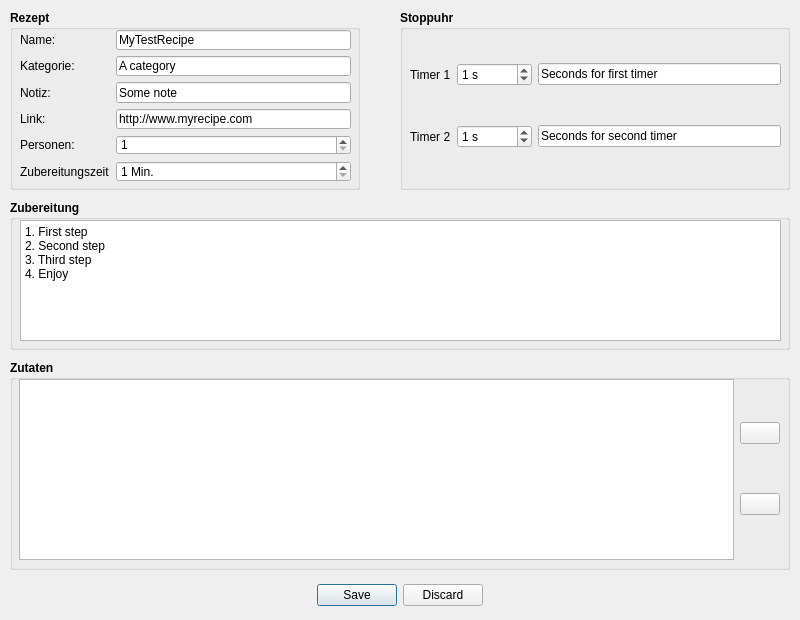
Old version of the form src/Dialog/EditRecipe/editrecipedialog.ui in the repository Kampi/Food-Database.
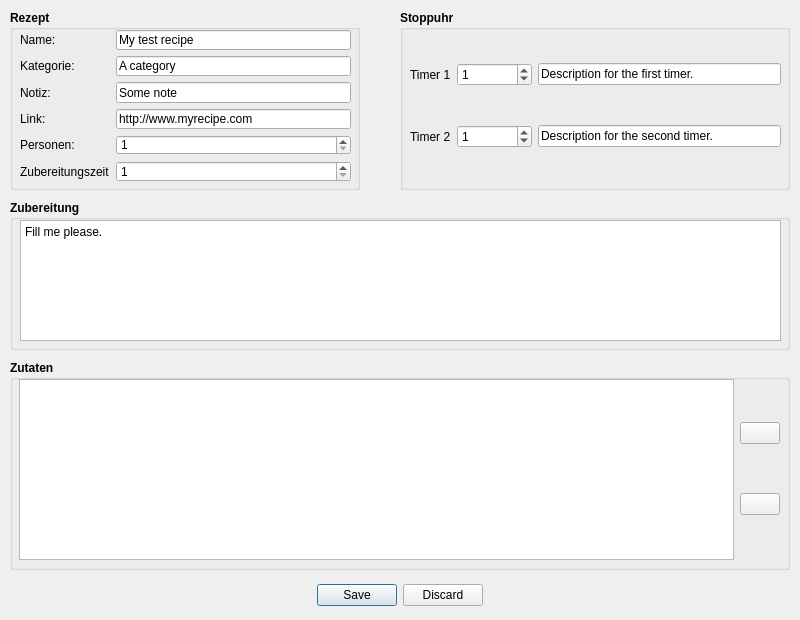
New version of the form. Icons and pictures are not drawn.

```diff
--- a/src/Dialog/EditRecipe/editrecipedialog.ui
+++ b/src/Dialog/EditRecipe/editrecipedialog.ui
@@ -70,7 +70,7 @@
         <string>Name des Rezeptes.</string>
        </property>
        <property name="text">
-        <string>MyTestRecipe</string>
+        <string>My test recipe</string>
        </property>
       </widget>
      </item>
@@ -157,7 +157,7 @@
         <string>Zubereitungszeit</string>
        </property>
        <property name="suffix">
-        <string> Min.</string>
+        <string/>
        </property>
        <property name="prefix">
         <string/>
@@ -377,10 +377,7 @@
      <string>Anleitung zur Zubereitung.</string>
     </property>
     <property name="plainText">
-     <string>1. First step
-2. Second step
-3. Third step
-4. Enjoy</string>
+     <string>Fill me please.</string>
     </property>
    </widget>
   </widget>
@@ -464,7 +461,7 @@
           </font>
          </property>
          <property name="suffix">
-          <string> s</string>
+          <string/>
          </property>
          <property name="minimum">
           <number>0</number>
@@ -486,7 +483,7 @@
           </font>
          </property>
          <property name="text">
-          <string>Seconds for first timer</string>
+          <string>Description for the first timer.</string>
          </property>
         </widget>
        </item>
@@ -522,7 +519,7 @@
           </font>
          </property>
          <property name="suffix">
-          <string> s</string>
+          <string/>
          </property>
          <property name="minimum">
           <number>0</number>
@@ -544,7 +541,7 @@
           </font>
          </property>
          <property name="text">
-          <string>Seconds for second timer</string>
+          <string>Description for the second timer.</string>
          </property>
         </widget>
        </item>
```
Left out of the diff: 12 changed lines with no effect on the pictures.
